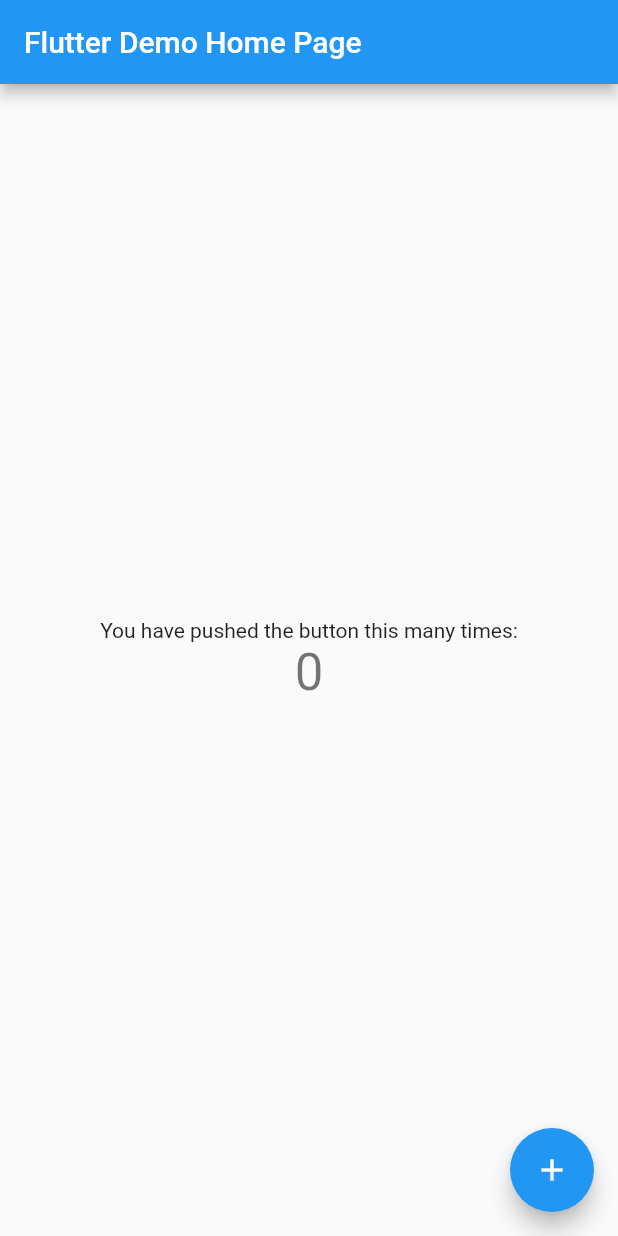
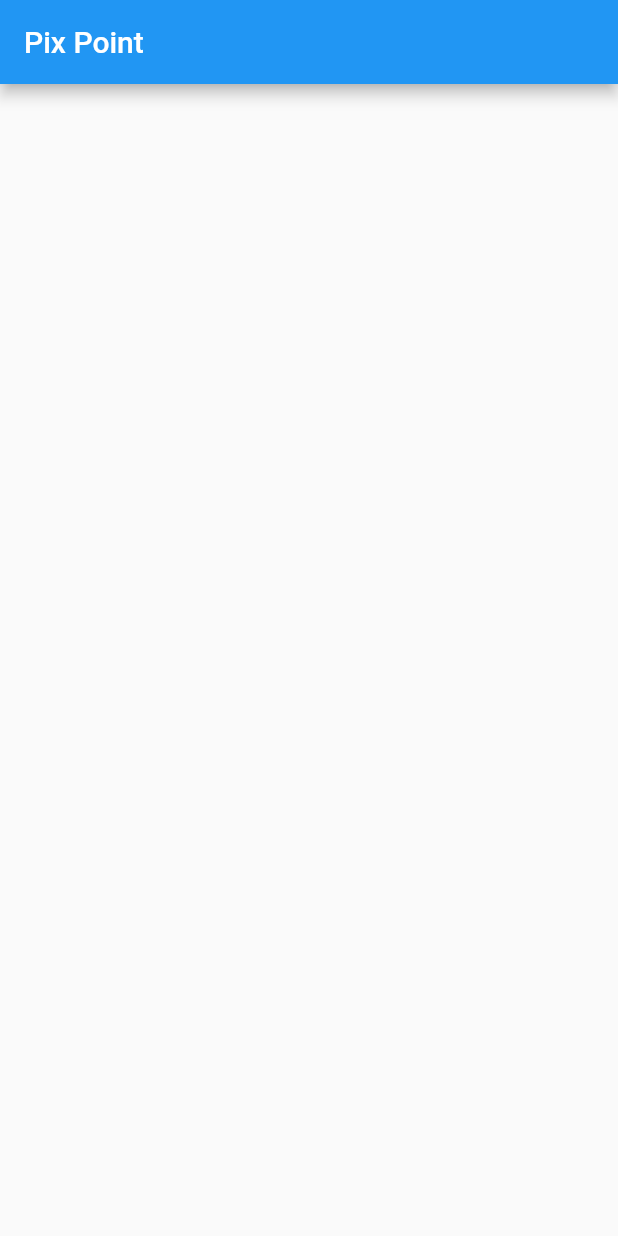
Before and after one commit to Campus-Angical/pixpoint, a Flutter app: the screen it shows after launch, on a phone screen of 412 x 824 dp. Run offline on Flutter 3.47's test engine with Material 2 defaults, Android fonts, the light colour scheme and no system bars.

Commit message:
criei uma pagina

```diff
--- a/lib/main.dart
+++ b/lib/main.dart
@@ -1,115 +1,17 @@
 import 'package:flutter/material.dart';
+import 'package:pixpoint/presentation/pages/home_page.dart';
 
 void main() {
   runApp(const MyApp());
 }
 
 class MyApp extends StatelessWidget {
-  const MyApp({Key? key}) : super(key: key);
+  const MyApp({ Key? key }) : super(key: key);
 
-  // This widget is the root of your application.
   @override
   Widget build(BuildContext context) {
     return MaterialApp(
-      title: 'Flutter Demo',
-      theme: ThemeData(
-        // This is the theme of your application.
-        //
-        // Try running your application with "flutter run". You'll see the
-        // application has a blue toolbar. Then, without quitting the app, try
-        // changing the primarySwatch below to Colors.green and then invoke
-        // "hot reload" (press "r" in the console where you ran "flutter run",
-        // or simply save your changes to "hot reload" in a Flutter IDE).
-        // Notice that the counter didn't reset back to zero; the application
-        // is not restarted.
-        primarySwatch: Colors.blue,
-      ),
-      home: const MyHomePage(title: 'Flutter Demo Home Page'),
+      home: HomePage(),
     );
   }
 }
-
-class MyHomePage extends StatefulWidget {
-  const MyHomePage({Key? key, required this.title}) : super(key: key);
-
-  // This widget is the home page of your application. It is stateful, meaning
-  // that it has a State object (defined below) that contains fields that affect
-  // how it looks.
-
-  // This class is the configuration for the state. It holds the values (in this
-  // case the title) provided by the parent (in this case the App widget) and
-  // used by the build method of the State. Fields in a Widget subclass are
-  // always marked "final".
-
-  final String title;
-
-  @override
-  State<MyHomePage> createState() => _MyHomePageState();
-}
-
-class _MyHomePageState extends State<MyHomePage> {
-  int _counter = 0;
-
-  void _incrementCounter() {
-    setState(() {
-      // This call to setState tells the Flutter framework that something has
-      // changed in this State, which causes it to rerun the build method below
-      // so that the display can reflect the updated values. If we changed
-      // _counter without calling setState(), then the build method would not be
-      // called again, and so nothing would appear to happen.
-      _counter++;
-    });
-  }
-
-  @override
-  Widget build(BuildContext context) {
-    // This method is rerun every time setState is called, for instance as done
-    // by the _incrementCounter method above.
-    //
-    // The Flutter framework has been optimized to make rerunning build methods
-    // fast, so that you can just rebuild anything that needs updating rather
-    // than having to individually change instances of widgets.
-    return Scaffold(
-      appBar: AppBar(
-        // Here we take the value from the MyHomePage object that was created by
-        // the App.build method, and use it to set our appbar title.
-        title: Text(widget.title),
-      ),
-      body: Center(
-        // Center is a layout widget. It takes a single child and positions it
-        // in the middle of the parent.
-        child: Column(
-          // Column is also a layout widget. It takes a list of children and
-          // arranges them vertically. By default, it sizes itself to fit its
-          // children horizontally, and tries to be as tall as its parent.
-          //
-          // Invoke "debug painting" (press "p" in the console, choose the
-          // "Toggle Debug Paint" action from the Flutter Inspector in Android
-          // Studio, or the "Toggle Debug Paint" command in Visual Studio Code)
-          // to see the wireframe for each widget.
-          //
-          // Column has various properties to control how it sizes itself and
-          // how it positions its children. Here we use mainAxisAlignment to
-          // center the children vertically; the main axis here is the vertical
-          // axis because Columns are vertical (the cross axis would be
-          // horizontal).
-          mainAxisAlignment: MainAxisAlignment.center,
-          children: <Widget>[
-            const Text(
-              'You have pushed the button this many times:',
-            ),
-            Text(
-              '$_counter',
-              style: Theme.of(context).textTheme.headline4,
-            ),
-          ],
-        ),
-      ),
-      floatingActionButton: FloatingActionButton(
-        onPressed: _incrementCounter,
-        tooltip: 'Increment',
-        child: const Icon(Icons.add),
-      ), // This trailing comma makes auto-formatting nicer for build methods.
-    );
-  }
-}
--- /dev/null
+++ b/lib/presentation/pages/home_page.dart
@@ -0,0 +1,12 @@
+import 'package:flutter/material.dart';
+
+class HomePage extends StatelessWidget {
+  const HomePage({ Key? key }) : super(key: key);
+
+  @override
+  Widget build(BuildContext context) {
+    return Scaffold(
+      appBar: AppBar(title: Text("Pix Point")),
+    );
+  }
+}
```
